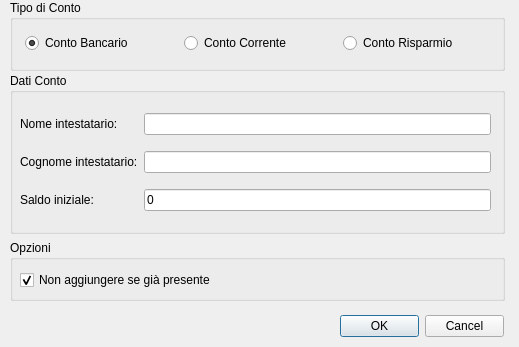
Old version of the form dialogaddaccount.ui in the repository acavestro/qDB.
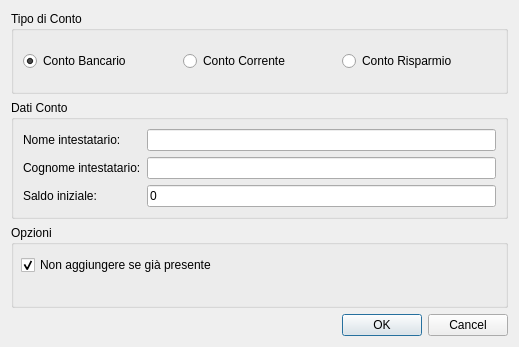
New version of the form.

Diff of the .ui file:
```diff
--- a/dialogaddaccount.ui
+++ b/dialogaddaccount.ui
@@ -13,31 +13,9 @@
   <property name="windowTitle">
    <string>Aggiungi nuovo conto</string>
   </property>
-  <widget class="QDialogButtonBox" name="buttonBox">
-   <property name="geometry">
-    <rect>
-     <x>340</x>
-     <y>310</y>
-     <width>164</width>
-     <height>32</height>
-    </rect>
-   </property>
-   <property name="orientation">
-    <enum>Qt::Horizontal</enum>
-   </property>
-   <property name="standardButtons">
-    <set>QDialogButtonBox::Cancel|QDialogButtonBox::Ok</set>
-   </property>
-  </widget>
+  <layout class="QVBoxLayout" name="verticalLayout">
+   <item>
   <widget class="QGroupBox" name="grpBoxAccountType">
-   <property name="geometry">
-    <rect>
-     <x>10</x>
-     <y>0</y>
-     <width>495</width>
-     <height>71</height>
-    </rect>
-   </property>
    <property name="title">
     <string>Tipo di Conto</string>
    </property>
@@ -47,16 +25,7 @@
    <property name="checkable">
     <bool>false</bool>
    </property>
-   <widget class="QWidget" name="horizontalLayoutWidget">
-    <property name="geometry">
-     <rect>
-      <x>15</x>
-      <y>33</y>
-      <width>471</width>
-      <height>20</height>
-     </rect>
-    </property>
-    <layout class="QHBoxLayout" name="horizontalLayout_2">
+     <layout class="QHBoxLayout" name="horizontalLayout">
      <item>
       <widget class="QRadioButton" name="radioBancario">
        <property name="text">
@@ -92,95 +61,84 @@
      </item>
     </layout>
    </widget>
-  </widget>
-  <widget class="QGroupBox" name="grpBoxSettings">
-   <property name="geometry">
-    <rect>
-     <x>10</x>
-     <y>240</y>
-     <width>495</width>
-     <height>61</height>
-    </rect>
-   </property>
-   <property name="title">
-    <string>Opzioni</string>
-   </property>
-   <widget class="QCheckBox" name="chkDontAdmitDuplicates">
-    <property name="geometry">
-     <rect>
-      <x>10</x>
-      <y>30</y>
-      <width>231</width>
-      <height>20</height>
-     </rect>
-    </property>
-    <property name="text">
-     <string>Non aggiungere se già presente</string>
-    </property>
-    <property name="checked">
-     <bool>true</bool>
-    </property>
-   </widget>
-  </widget>
+   </item>
+   <item>
   <widget class="QGroupBox" name="grpBoxAccountData">
-   <property name="geometry">
-    <rect>
-     <x>10</x>
-     <y>73</y>
-     <width>495</width>
-     <height>161</height>
-    </rect>
-   </property>
    <property name="title">
     <string>Dati Conto</string>
    </property>
-   <widget class="QWidget" name="gridLayoutWidget">
-    <property name="geometry">
-     <rect>
-      <x>10</x>
-      <y>30</y>
-      <width>471</width>
-      <height>121</height>
-     </rect>
-    </property>
-    <layout class="QGridLayout" name="gridLayout">
-     <item row="3" column="0">
-      <widget class="QLabel" name="lblBalance">
-       <property name="text">
-        <string>Saldo iniziale:</string>
-       </property>
-      </widget>
-     </item>
-     <item row="3" column="1">
-      <widget class="QLineEdit" name="txtBalance">
-       <property name="text">
-        <string>0</string>
-       </property>
-      </widget>
-     </item>
-     <item row="2" column="1">
-      <widget class="QLineEdit" name="txtSurname"/>
-     </item>
-     <item row="1" column="0">
+     <layout class="QFormLayout" name="formLayout">
+      <item row="0" column="0">
       <widget class="QLabel" name="lblName">
        <property name="text">
         <string>Nome intestatario:</string>
        </property>
       </widget>
      </item>
-     <item row="1" column="1">
+      <item row="0" column="1">
       <widget class="QLineEdit" name="txtName"/>
      </item>
-     <item row="2" column="0">
+      <item row="1" column="0">
       <widget class="QLabel" name="lblSurname">
        <property name="text">
         <string>Cognome intestatario:</string>
        </property>
       </widget>
      </item>
-    </layout>
-   </widget>
-  </widget>
+      <item row="1" column="1">
+       <widget class="QLineEdit" name="txtSurname"/>
+      </item>
+      <item row="2" column="0">
+       <widget class="QLabel" name="lblBalance">
+        <property name="text">
+         <string>Saldo iniziale:</string>
+        </property>
+       </widget>
+      </item>
+      <item row="2" column="1">
+       <widget class="QLineEdit" name="txtBalance">
+        <property name="text">
+         <string>0</string>
+        </property>
+       </widget>
+      </item>
+     </layout>
+    </widget>
+   </item>
+   <item>
+    <widget class="QGroupBox" name="grpBoxSettings">
+     <property name="title">
+      <string>Opzioni</string>
+     </property>
+     <widget class="QCheckBox" name="chkDontAdmitDuplicates">
+      <property name="geometry">
+       <rect>
+        <x>10</x>
+        <y>30</y>
+        <width>231</width>
+        <height>20</height>
+       </rect>
+      </property>
+      <property name="text">
+       <string>Non aggiungere se già presente</string>
+      </property>
+      <property name="checked">
+       <bool>true</bool>
+      </property>
+     </widget>
+    </widget>
+   </item>
+   <item>
+    <widget class="QDialogButtonBox" name="buttonBox">
+     <property name="orientation">
+      <enum>Qt::Horizontal</enum>
+     </property>
+     <property name="standardButtons">
+      <set>QDialogButtonBox::Cancel|QDialogButtonBox::Ok</set>
+     </property>
+    </widget>
+   </item>
+  </layout>
  </widget>
  <tabstops>
   <tabstop>radioBancario</tabstop>
```
Lines whose indentation alone changed are shown as unchanged.
